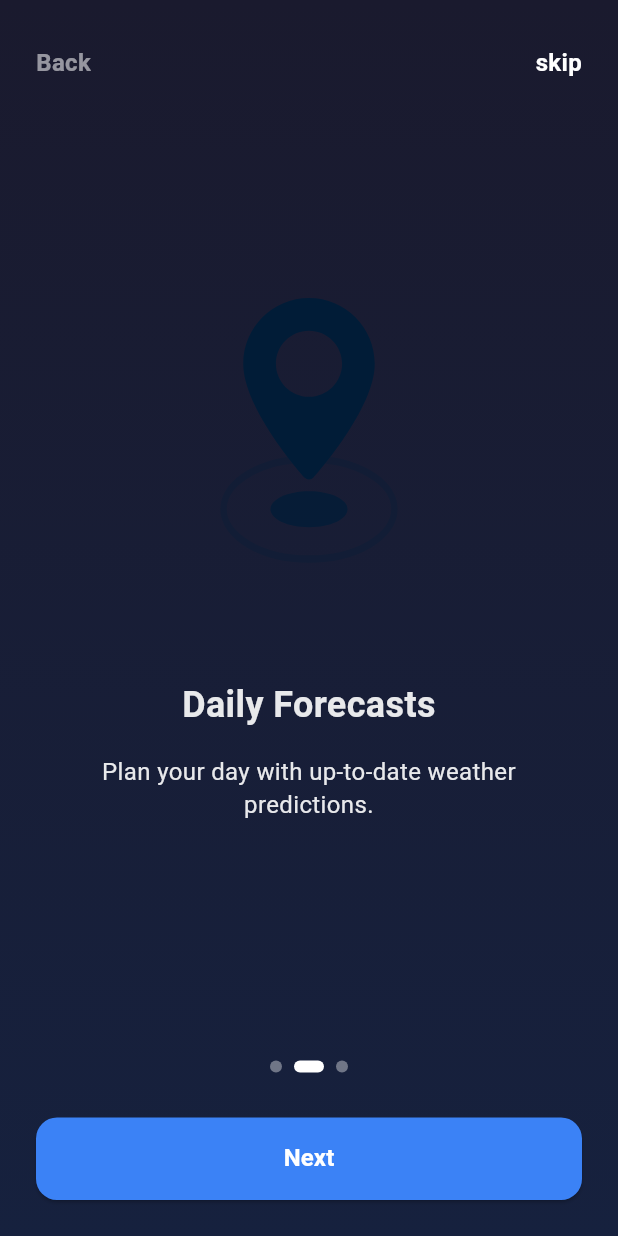
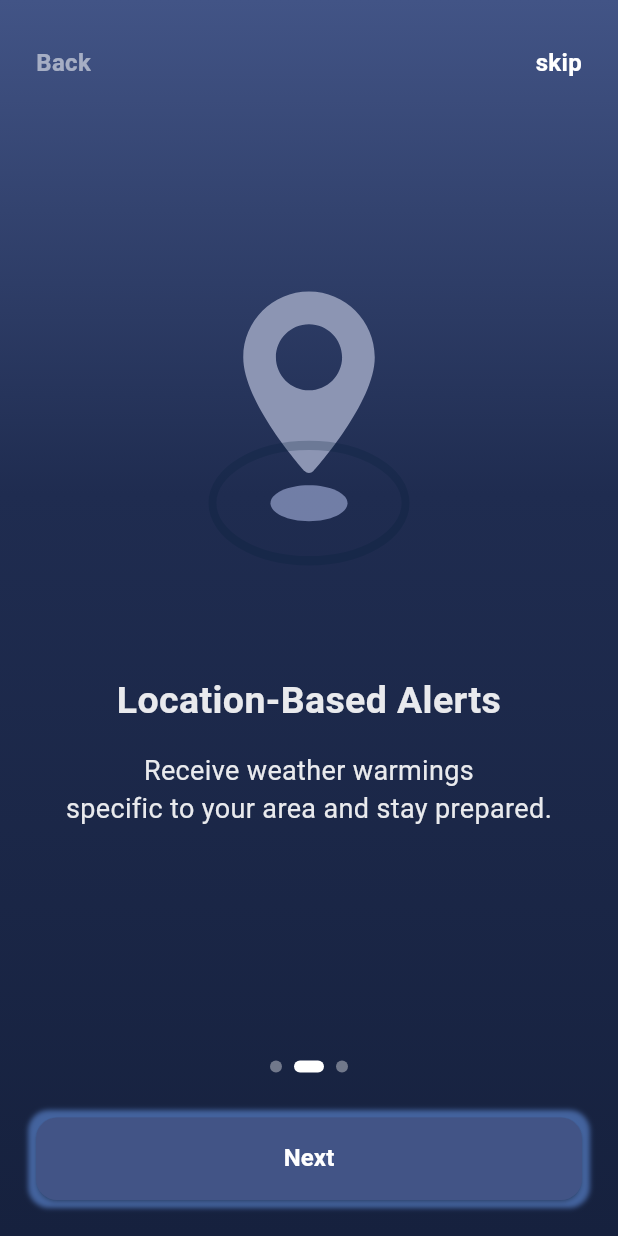
Before and after one commit to SalmaYounissFCI/Weather-Safety-App, a Flutter app: the screen it shows after launch, after a tap on "Next", on a phone screen of 412 x 824 dp. Run offline on Flutter 3.47's test engine with Material 3 defaults, Android fonts, the phone set to English and light mode, and no system bars; our stand-ins replace lottie.

Commit message:
Update onboarding screen content and styles; add new animation for location alerts

```diff
--- a/lib/views/onBoarding/onboarding_screen.dart
+++ b/lib/views/onBoarding/onboarding_screen.dart
@@ -27,13 +27,15 @@ class _OnBoardingScreenState extends State<OnBoardingScreen> {
         "animation": "assets/animations/cloud.json",
       },
       {
-        "title": "Daily Forecasts",
-        "subtitle": "Plan your day with up-to-date weather predictions.",
-        "animation": "assets/animations/Location.json",
+        "title": "Location-Based Alerts",
+        "subtitle":
+            "Receive weather warmings\nspecific to your area and stay prepared.",
+        "animation": "assets/animations/Location Pin.json",
       },
       {
-        "title": "Severe Alerts",
-        "subtitle": "Stay safe with real-time severe weather alerts.",
+        "title": "Smart Notifications",
+        "subtitle":
+            "Personalized alerts based on your activitis and preferences.",
         "animation": "assets/animations/Notification.json",
       },
     ];
@@ -48,7 +50,12 @@ class _OnBoardingScreenState extends State<OnBoardingScreen> {
           gradient: LinearGradient(
             begin: Alignment.topCenter,
             end: Alignment.bottomCenter,
-            colors: [AppColorsDark.gradientStart, AppColorsDark.gradientEnd],
+            colors: [
+              Color.fromARGB(255, 66, 84, 134),
+              Color.fromARGB(255, 31, 44, 80),
+              AppColorsDark.gradientEnd,
+            ],
+            stops: [0, 0.4, 1],
           ),
         ),
         child: SafeArea(
@@ -124,7 +131,7 @@ class _OnBoardingScreenState extends State<OnBoardingScreen> {
                               page["title"]!,
                               style: const TextStyle(
                                 color: AppColorsDark.textSecondary,
-                                fontSize: 24,
+                                fontSize: 25,
                                 fontWeight: FontWeight.bold,
                               ),
                               textAlign: TextAlign.center,
@@ -134,7 +141,7 @@ class _OnBoardingScreenState extends State<OnBoardingScreen> {
                               page["subtitle"]!,
                               textAlign: TextAlign.center,
                               style: const TextStyle(
-                                fontSize: 16,
+                                fontSize: 18,
                                 color: AppColorsDark.textSecondary,
                                 height: 1.4,
                               ),
@@ -172,9 +179,25 @@ class _OnBoardingScreenState extends State<OnBoardingScreen> {
 
               Padding(
                 padding: const EdgeInsets.symmetric(horizontal: 24),
+                child: Container(
+                  decoration: BoxDecoration(
+                    borderRadius: BorderRadius.circular(14),
+                    boxShadow: [
+                      BoxShadow(
+                        color: const Color.fromARGB(
+                          255,
+                          86,
+                          126,
+                          197,
+                        ).withOpacity(0.7), // لون اللمعة
+                        blurRadius: 2, // كل ما زاد زادت الهالة
+                        spreadRadius: 5, // مدى انتشار الضوء
+                      ),
+                    ],
+                  ),
                   child: ElevatedButton(
                     style: ElevatedButton.styleFrom(
-                    backgroundColor: AppColorsDark.accentBlue,
+                      backgroundColor: const Color.fromARGB(255, 66, 84, 134),
                       minimumSize: const Size(double.infinity, 55),
                       shape: RoundedRectangleBorder(
                         borderRadius: BorderRadius.circular(14),
@@ -199,6 +222,7 @@ class _OnBoardingScreenState extends State<OnBoardingScreen> {
                     ),
                   ),
                 ),
+              ),
 
               const SizedBox(height: 24),
             ],
--- a/lib/views/splash/splash_screen.dart
+++ b/lib/views/splash/splash_screen.dart
@@ -48,7 +48,7 @@ class _SplashScreenState extends State<SplashScreen> {
                 end: Alignment.bottomCenter,
                 colors: [
                   AppColorsDark.gradientEnd,
-                  AppColorsDark.gradientStart,
+                  Color.fromARGB(255, 52, 67, 107),
                 ],
               ),
             ),
@@ -95,7 +95,6 @@ class _SplashScreenState extends State<SplashScreen> {
                 ),
                 const SizedBox(height: 20),
 
-                // ✨ النصوص بــ Fade in
                 AnimatedOpacity(
                   duration: const Duration(seconds: 2),
                   opacity: _opacity,
--- a/pubspec.yaml
+++ b/pubspec.yaml
@@ -61,7 +61,7 @@ flutter:
   # To add assets to your application, add an assets section, like this:
   assets:
     - assets/animations/cloud.json
-    - assets/animations/Location.json
+    - assets/animations/Location Pin.json
     - assets/animations/Notification.json
 
   #   - images/a_dot_ham.jpeg
```
Also changed, not shown: assets/animations/Location Pin.json (added, +1 -0 lines). Lines whose indentation alone changed are shown as unchanged.
